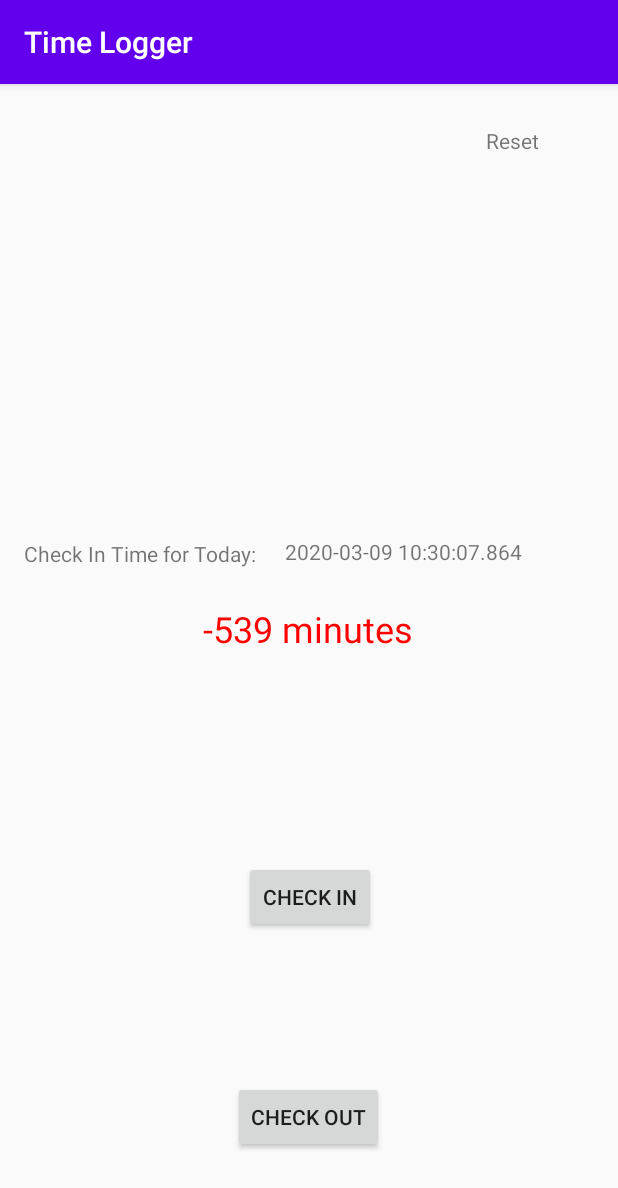
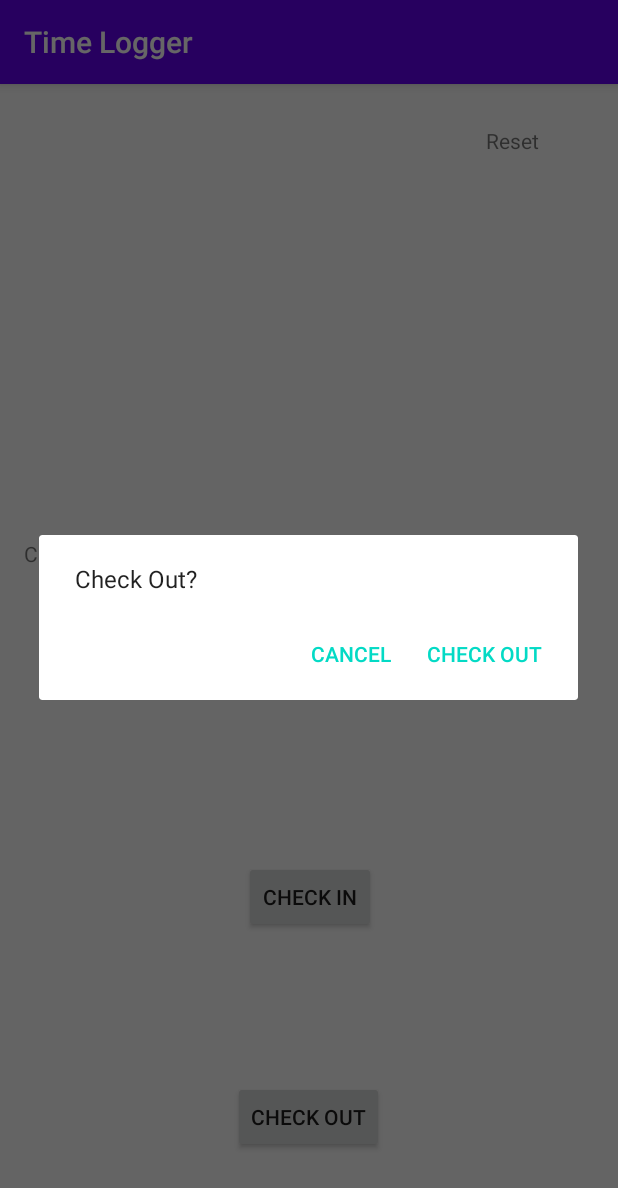
Before and after one commit to salmanrameli/timelogger-android, an Android app: the screen it shows after launch (MainActivity), after a tap on "CHECK OUT", on a phone screen of 412 x 824 dp. Shown: the top 1188 px of the screen. Run offline under Robolectric (Android 15) with nearby library versions, the phone set to English and light mode, and no system bars; 1 other tap on this screen came first.

Commit message:
atur warna text remaining time on load + tambah konfirmasi check out

```diff
--- a/app/src/main/java/com/example/timelogger/MainActivity.java
+++ b/app/src/main/java/com/example/timelogger/MainActivity.java
@@ -131,6 +131,12 @@ public class MainActivity extends AppCompatActivity {
 
         reservedTimeTextView.setText(reservedTime);
 
+        if(Integer.valueOf(getReservedTime()) >= 0) {
+            reservedTimeTextView.setTextColor(Color.GREEN);
+        } else {
+            reservedTimeTextView.setTextColor(Color.RED);
+        }
+
         String checkInTime = getCheckInTime();
 
         checkInTimeTextView.setText(checkInTime);
@@ -160,6 +166,13 @@ public class MainActivity extends AppCompatActivity {
         checkOutButton.setOnClickListener(new View.OnClickListener() {
             @Override
             public void onClick(View v) {
+                AlertDialog.Builder alertDialogBuilder = new AlertDialog.Builder(MainActivity.this);
+
+                alertDialogBuilder.setMessage("Check Out?");
+
+                alertDialogBuilder.setPositiveButton("Check Out", new DialogInterface.OnClickListener() {
+                    @Override
+                    public void onClick(DialogInterface dialog, int which) {
                         Date date = new Date();
                         Timestamp time = new Timestamp(date.getTime());
 
@@ -202,6 +215,19 @@ public class MainActivity extends AppCompatActivity {
                     }
                 });
 
+                alertDialogBuilder.setNegativeButton("Cancel", new DialogInterface.OnClickListener() {
+                    @Override
+                    public void onClick(DialogInterface dialog, int which) {
+
+                    }
+                });
+
+                AlertDialog dialog = alertDialogBuilder.create();
+
+                dialog.show();
+            }
+        });
+
         resetTextView.setOnClickListener(new View.OnClickListener() {
             @Override
             public void onClick(View v) {
```
Lines whose indentation alone changed are shown as unchanged.
